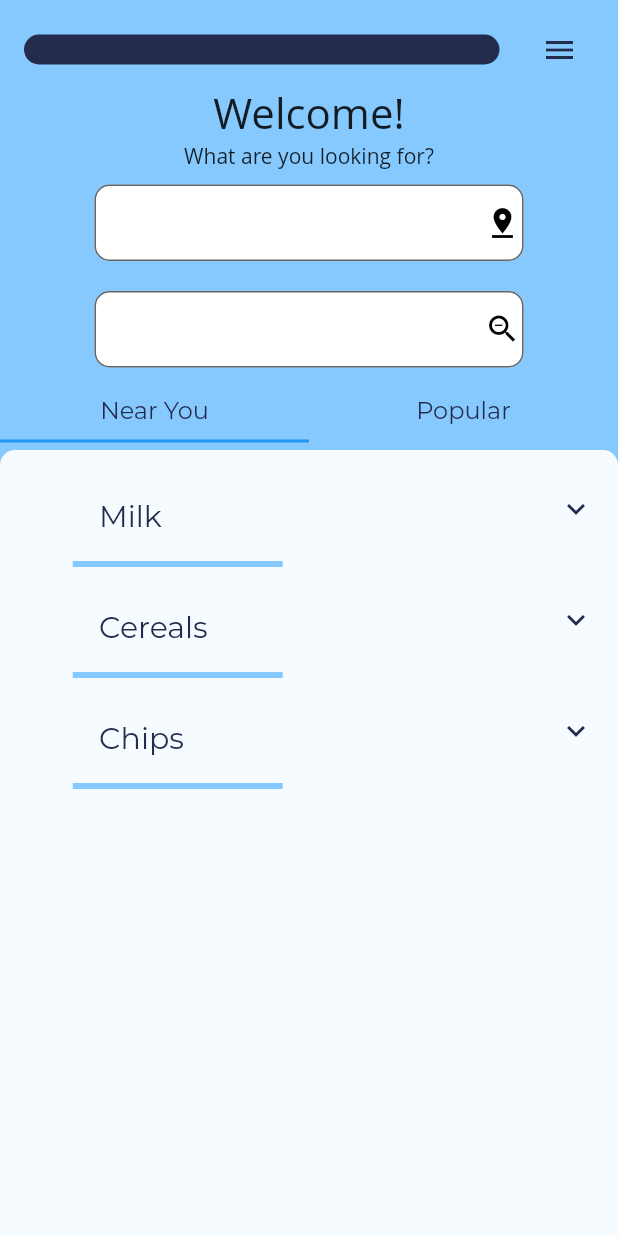
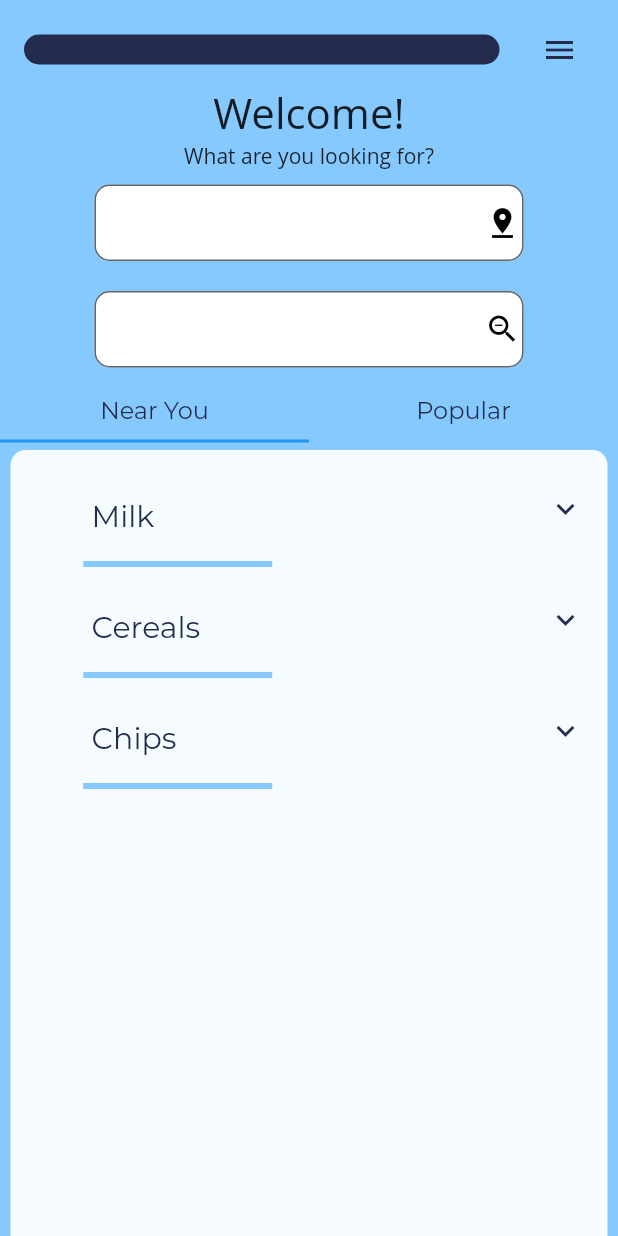
Before and after one commit to Piranova/InStockOutOfStock-ISOS, a Flutter app: the screen it shows after launch, on a phone screen of 412 x 824 dp. Run offline on Flutter 3.47's test engine with Material 2 defaults, Android fonts, the light colour scheme and no system bars; our stand-ins replace sprintf; missing offline and left inert: underline_indicator; Roboto replaces fonts that are missing (Open Sans); project files that could hold a hidden picture were left out.

Commit message:
Fixed font styles

```diff
--- a/Frontend/lib/custom-widgets/tab-list-view.dart
+++ b/Frontend/lib/custom-widgets/tab-list-view.dart
@@ -30,35 +30,48 @@ class TabListViewState extends State<TabListView>{
 //                child:
                   Theme(data: theme, child: ExpansionTile(
                     title: Container(
-                      padding: EdgeInsets.only(left: 50, top:10),
+                      padding: EdgeInsets.only(left: 38, top:10,),
                       child: Text(prepareData[index].header,
                           style:
-                          TextStyle(color: Color(0xFF232C4D), fontSize: 20, fontFamily: 'Montserrat')),
+                          TextStyle(color: Color(0xFF232C4D), fontSize: 20, fontFamily: 'Montserrat', fontWeight: FontWeight.w400)),
                     ),
                     children:[
+                      Column(
+                        children: <Widget>[
                           Container(
-
-                      padding: EdgeInsets.all(10),
+                            padding: EdgeInsets.only(left: 30, top: 15, bottom: 10, right: 30),
                             child: Row(
-                        mainAxisAlignment: MainAxisAlignment.spaceBetween,
+                              mainAxisAlignment: MainAxisAlignment.spaceEvenly,
                               children: <Widget>[
                                 Text(
                                   'Available At : ${prepareData[index].availableAt.storeName}',
                                   style: TextStyle(
-                                color: Colors.amber[100], fontSize: 18),
+                                      color: Color.fromRGBO(35, 44, 77,1), fontSize: 13,fontFamily: 'Montserrat', fontWeight: FontWeight.w400),
                                 ),
                                 Text(
                                   'Address : ${prepareData[index].availableAt.streetName}',
                                   style: TextStyle(
-                                color: Colors.amber[100], fontSize: 18),
+                                      color: Color.fromRGBO(35, 44, 77,1), fontSize: 13,fontFamily: 'Montserrat', fontWeight: FontWeight.w400),
                                 ),
                                 Text(
                                   'Area: ${prepareData[index].availableAt.zipCode}',
                                   style: TextStyle(
-                                color: Colors.amber[100], fontSize: 18),
+                                      color: Color.fromRGBO(35, 44, 77,1), fontSize: 13,fontFamily: 'Montserrat', fontWeight: FontWeight.w400),
                                 )
                     ]
+                  ),
+                          ),
+                          Container(
+                            margin: EdgeInsets.fromLTRB(79.0, 25.0, 69.0, 61.0),
+                            child: Text(
+                                "Please log in or Sign Up to add Comments.",
+                                style: TextStyle(fontSize: 16, fontFamily: 'Montserrat', fontWeight: FontWeight.w500),
+                                textAlign: TextAlign.center,
+
+                            ),
                           )
+                        ],
+
                       )
           ]
             ));
--- a/Frontend/lib/custom-widgets/tab-widget.dart
+++ b/Frontend/lib/custom-widgets/tab-widget.dart
@@ -53,7 +53,7 @@ class TabWidgetState extends State<TabWidget> with SingleTickerProviderStateMixi
     return
       Expanded(
         child: Container(
-            margin: EdgeInsets.only(top: 5.0),
+            margin: EdgeInsets.only(top: 5.0, left: 7.0, right: 7.0),
             height: MediaQuery.of(context).size.height,
             decoration: new BoxDecoration(
               color: const Color(0xFFF5FBFF),
--- a/Frontend/pubspec.yaml
+++ b/Frontend/pubspec.yaml
@@ -70,6 +70,8 @@ flutter:
           weight: 400
         - asset: fonts/Montserrat-Bold.ttf
           weight: 600
+        - asset: fonts/Montserrat-Medium.ttf
+          weight: 500
 
     # - family: Trajan Pro
     #   fonts:
```
Lines whose indentation alone changed are shown as unchanged.
